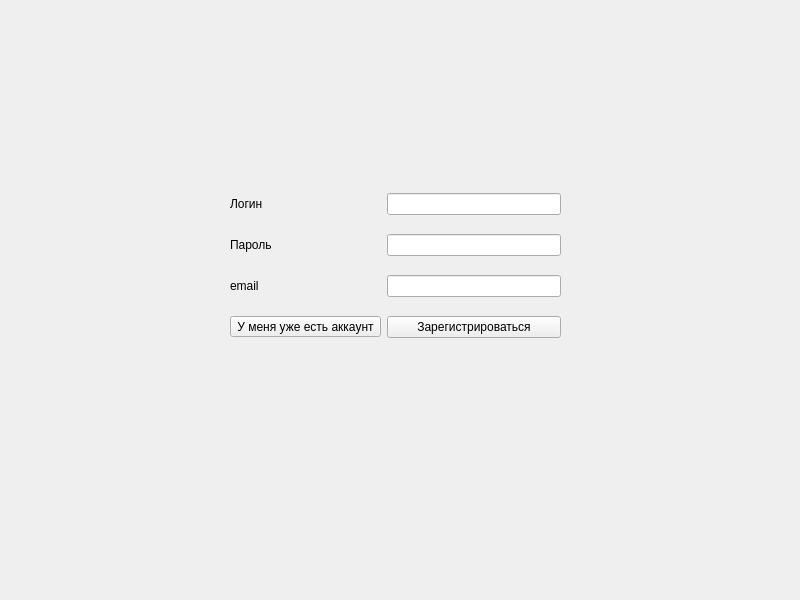
Qt form MainWindow.ui (k0swel/mpu_project) before a commit.
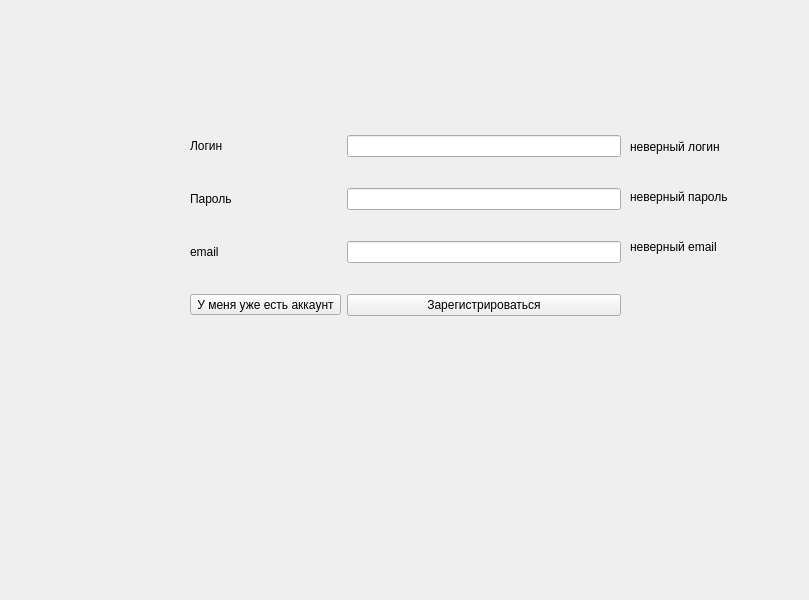
The same form after that commit.

Commit message: Проверка на корректность символов

What changed in the file:
```diff
--- a/MainWindow.ui
+++ b/MainWindow.ui
@@ -6,7 +6,7 @@
    <rect>
     <x>0</x>
     <y>0</y>
-    <width>800</width>
+    <width>809</width>
     <height>600</height>
    </rect>
   </property>
@@ -16,19 +16,29 @@
   <widget class="QWidget" name="gridLayoutWidget">
    <property name="geometry">
     <rect>
-     <x>230</x>
-     <y>180</y>
-     <width>331</width>
-     <height>171</height>
+     <x>180</x>
+     <y>100</y>
+     <width>441</width>
+     <height>241</height>
     </rect>
    </property>
    <layout class="QGridLayout" name="gridLayout_2">
-    <item row="1" column="1">
-     <widget class="QLineEdit" name="lineEdit_password"/>
-    </item>
+    <property name="leftMargin">
+     <number>10</number>
+    </property>
+    <property name="topMargin">
+     <number>10</number>
+    </property>
     <item row="0" column="1">
      <widget class="QLineEdit" name="lineEdit_login"/>
     </item>
+    <item row="1" column="1">
+     <widget class="QLineEdit" name="lineEdit_password">
+      <property name="echoMode">
+       <enum>QLineEdit::EchoMode::Password</enum>
+      </property>
+     </widget>
+    </item>
     <item row="1" column="0">
      <widget class="QLabel" name="label_password">
       <property name="text">
@@ -72,6 +82,66 @@
     </item>
    </layout>
   </widget>
+  <widget class="QLabel" name="label_wrong_email">
+   <property name="geometry">
+    <rect>
+     <x>630</x>
+     <y>240</y>
+     <width>149</width>
+     <height>21</height>
+    </rect>
+   </property>
+   <property name="layoutDirection">
+    <enum>Qt::LayoutDirection::LeftToRight</enum>
+   </property>
+   <property name="text">
+    <string>неверный email</string>
+   </property>
+   <property name="alignment">
+    <set>Qt::AlignmentFlag::AlignLeading|Qt::AlignmentFlag::AlignLeft|Qt::AlignmentFlag::AlignTop</set>
+   </property>
+  </widget>
+  <widget class="QLabel" name="label_wrong_password">
+   <property name="geometry">
+    <rect>
+     <x>630</x>
+     <y>190</y>
+     <width>149</width>
+     <height>21</height>
+    </rect>
+   </property>
+   <property name="layoutDirection">
+    <enum>Qt::LayoutDirection::LeftToRight</enum>
+   </property>
+   <property name="text">
+    <string>неверный пароль</string>
+   </property>
+   <property name="alignment">
+    <set>Qt::AlignmentFlag::AlignLeading|Qt::AlignmentFlag::AlignLeft|Qt::AlignmentFlag::AlignTop</set>
+   </property>
+  </widget>
+  <widget class="QLabel" name="label_wrong_login">
+   <property name="enabled">
+    <bool>true</bool>
+   </property>
+   <property name="geometry">
+    <rect>
+     <x>630</x>
+     <y>140</y>
+     <width>131</width>
+     <height>21</height>
+    </rect>
+   </property>
+   <property name="layoutDirection">
+    <enum>Qt::LayoutDirection::LeftToRight</enum>
+   </property>
+   <property name="text">
+    <string>неверный логин</string>
+   </property>
+   <property name="alignment">
+    <set>Qt::AlignmentFlag::AlignLeading|Qt::AlignmentFlag::AlignLeft|Qt::AlignmentFlag::AlignTop</set>
+   </property>
+  </widget>
  </widget>
  <resources/>
  <connections/>
```
Left out of the diff: 18 changed lines with no effect on the pictures. The commit also changes 2 other files.
